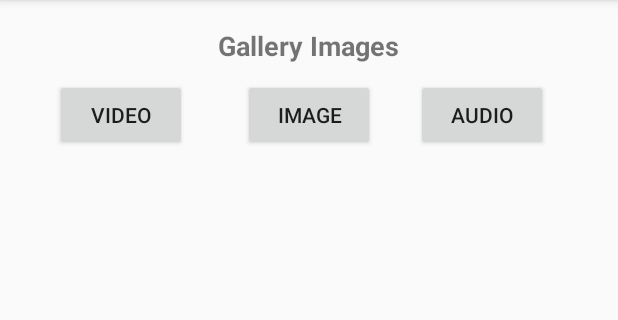
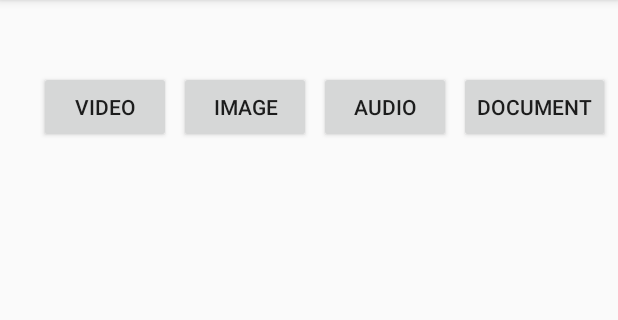
Before and after one commit to simran96123/FileManagerAll, an Android app: the screen it shows after launch (MainActivity), on a phone screen of 412 x 824 dp, the part 84-404 px from its top. Run offline under Robolectric (Android 15) with nearby library versions, the phone set to English and light mode, and no system bars.

Commit message:
Gallary Done Video Done Audio Done Document Done

```diff
--- a/app/build.gradle
+++ b/app/build.gradle
@@ -31,5 +31,6 @@ dependencies {
     androidTestImplementation 'androidx.test.ext:junit:1.1.1'
     androidTestImplementation 'androidx.test.espresso:espresso-core:3.2.0'
     implementation 'com.github.bumptech.glide:glide:4.11.0'
+    implementation 'com.github.barteksc:android-pdf-viewer:2.8.2'
 
 }
--- a/app/src/main/AndroidManifest.xml
+++ b/app/src/main/AndroidManifest.xml
@@ -1,8 +1,8 @@
 <?xml version="1.0" encoding="utf-8"?>
 <manifest xmlns:android="http://schemas.android.com/apk/res/android"
     package="com.example.filemanagerall">
-    <uses-permission android:name="android.permission.READ_EXTERNAL_STORAGE"></uses-permission>
 
+    <uses-permission android:name="android.permission.READ_EXTERNAL_STORAGE" />
 
     <application
         android:allowBackup="true"
@@ -11,6 +11,7 @@
         android:roundIcon="@mipmap/ic_launcher_round"
         android:supportsRtl="true"
         android:theme="@style/AppTheme">
+        <activity android:name=".PdfActivity"></activity>
         <activity android:name=".MainActivity">
             <intent-filter>
                 <action android:name="android.intent.action.MAIN" />
--- a/app/src/main/res/layout/activity_main.xml
+++ b/app/src/main/res/layout/activity_main.xml
@@ -10,10 +10,6 @@
         android:layout_width="wrap_content"
         android:layout_height="wrap_content"
         android:layout_marginTop="8dp"
-        android:text="Gallery Images"
-        android:textSize="18sp"
-        android:textStyle="bold"
-        android:padding="10dp"
         app:layout_constraintEnd_toEndOf="parent"
         app:layout_constraintStart_toStartOf="parent"
         app:layout_constraintTop_toTopOf="parent">
@@ -26,9 +22,12 @@
         android:layout_width="wrap_content"
         android:layout_height="wrap_content"
         android:text="Image"
-        app:layout_constraintStart_toStartOf="@+id/galleryNumber"
-        app:layout_constraintEnd_toEndOf="@+id/galleryNumber"
-        app:layout_constraintTop_toBottomOf="@+id/galleryNumber">
+        android:layout_marginLeft="5dp"
+        app:layout_constraintEnd_toStartOf="@+id/audioButton"
+        app:layout_constraintHorizontal_bias="0.0"
+        app:layout_constraintStart_toEndOf="@+id/videoButton"
+        app:layout_constraintTop_toTopOf="@+id/videoButton"
+        app:layout_constraintBottom_toBottomOf="@id/videoButton">
 
     </Button>
 
@@ -37,13 +36,13 @@
         android:id="@+id/videoButton"
         android:layout_width="wrap_content"
         android:layout_height="wrap_content"
-        android:layout_marginRight="20dp"
+        android:layout_marginTop="20dp"
+        android:layout_marginLeft="3dp"
         android:text="Video"
-        app:layout_constraintBottom_toBottomOf="@id/imageButton"
         app:layout_constraintEnd_toEndOf="@+id/imageButton"
-        app:layout_constraintHorizontal_bias="0.26"
+        app:layout_constraintHorizontal_bias="0.22"
         app:layout_constraintStart_toStartOf="parent"
-        app:layout_constraintTop_toTopOf="@id/imageButton">
+        app:layout_constraintTop_toBottomOf="@id/galleryNumber">
 
     </Button>
 
@@ -51,12 +50,31 @@
         android:id="@+id/audioButton"
         android:layout_width="wrap_content"
         android:layout_height="wrap_content"
-        android:layout_marginRight="20dp"
+        android:layout_marginLeft="5dp"
         android:text="Audio"
+        app:layout_constraintBottom_toBottomOf="@id/imageButton"
+        app:layout_constraintEnd_toStartOf="@id/documentbutton"
+        app:layout_constraintHorizontal_bias="0.67"
         app:layout_constraintStart_toEndOf="@id/imageButton"
+        app:layout_constraintTop_toTopOf="@id/imageButton"
+        app:layout_constraintVertical_bias="0.0">
+
+    </Button>
+
+    <Button
+        android:id="@+id/documentbutton"
+        android:layout_width="wrap_content"
+        android:layout_height="wrap_content"
+        android:layout_marginLeft="5dp"
+        android:layout_marginRight="5dp"
+        android:text="Document"
+        app:layout_constraintBottom_toBottomOf="@id/audioButton"
         app:layout_constraintEnd_toEndOf="parent"
-        app:layout_constraintTop_toTopOf="@id/imageButton"
-        app:layout_constraintBottom_toBottomOf="@id/imageButton"></Button>
+        app:layout_constraintHorizontal_bias="0.98"
+        app:layout_constraintStart_toEndOf="@id/audioButton"
+        app:layout_constraintTop_toTopOf="@id/audioButton">
+
+    </Button>
 
 
     <androidx.recyclerview.widget.RecyclerView
```
Also changed, not shown: app/src/main/java/com/example/filemanagerall/MainActivity.java (+149 -2 lines), app/src/main/java/com/example/filemanagerall/PdfActivity.java (added, +83 -0 lines), app/src/main/java/com/example/filemanagerall/PdfAdapter.java (added, +63 -0 lines), app/src/main/res/layout/activity_pdf.xml (added, +9 -0 lines), app/src/main/res/layout/pdf_item.xml (added, +43 -0 lines), app/src/main/res/drawable/fileicon.jpg (added).
